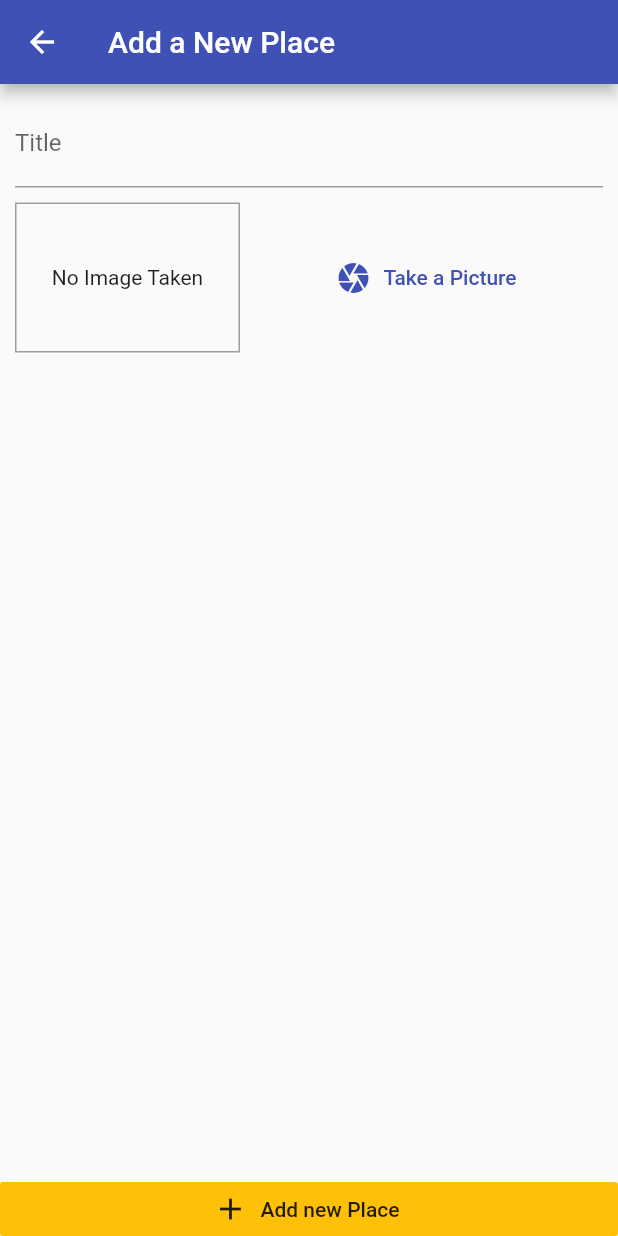
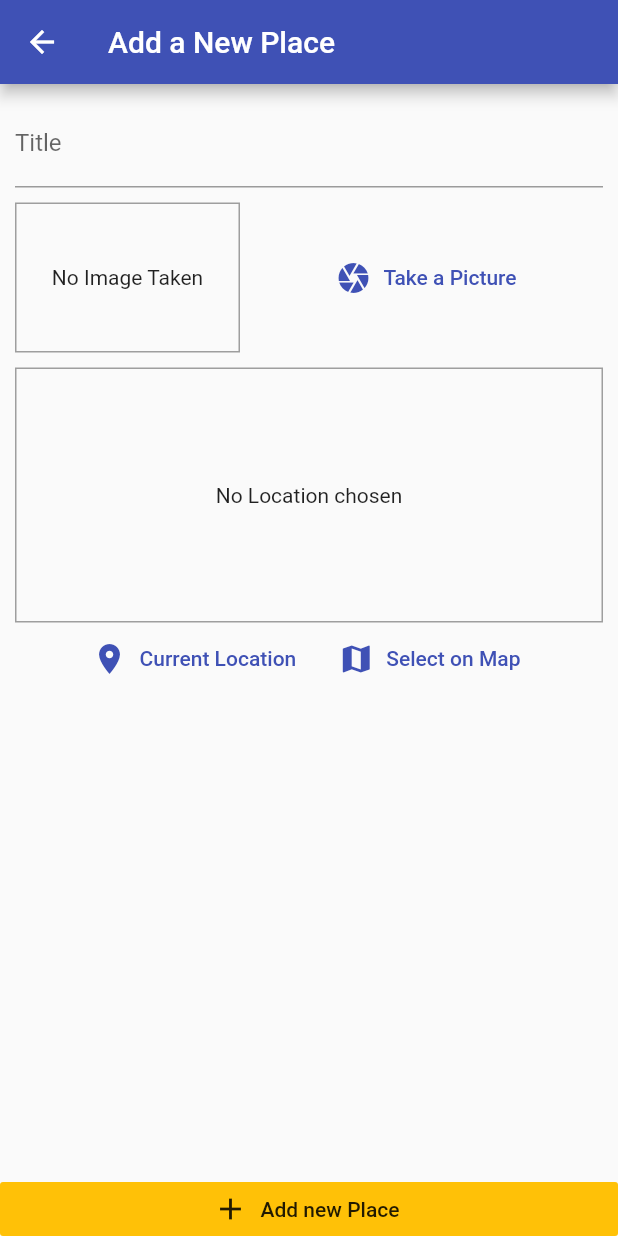
Before and after one commit to SahanAmarsha/placesFlutterApp, a Flutter app: the screen it shows after launch, after a tap on the "add" icon, on a phone screen of 412 x 824 dp. Run offline on Flutter 3.47's test engine with Material 2 defaults, Android fonts, the phone set to English and light mode, and no system bars; our stand-ins replace image_picker, location, sqflite; accounts and stored records are empty.

Commit message:
Added preview files

```diff
--- a/lib/_helpers/db_helper.dart
+++ b/lib/_helpers/db_helper.dart
@@ -1,37 +1,28 @@
 import 'package:sqflite/sqflite.dart' as sql;
 import 'package:path/path.dart' as path;
+import 'package:sqflite/sqlite_api.dart';
 
 class DBHelper {
+  static Future<Database> database() async {
+    final dbPath = await sql.getDatabasesPath();
+    return sql.openDatabase(path.join(dbPath, 'places.db'),
+        onCreate: (db, version) {
+          return db.execute(
+              'CREATE TABLE user_places(id TEXT PRIMARY KEY, title TEXT, image TEXT)');
+        }, version: 1);
+  }
 
-  static Future<sql.Database> database() async{
-    final dbPath = await sql.getDatabasesPath();
-    return sql.openDatabase(
-        path.join(dbPath, 'places.db'),
-        onCreate: (db, version){
-          return db.execute(
-              "CREATE TABLE user_places( id TEXT PRIMARY KEY, title TEXT, image TEXT)"
-          );
-        },
-        version: 1
+  static Future<void> insert(String table, Map<String, Object> data) async {
+    final db = await DBHelper.database();
+    db.insert(
+      table,
+      data,
+      conflictAlgorithm: ConflictAlgorithm.replace,
     );
   }
 
-  //adding a new place
-  static Future<void> insert(String table, Map<String, Object> data) async{
-
-
-    final result = await DBHelper.database();
-    result.insert(
-      table,
-      data,
-      conflictAlgorithm: sql.ConflictAlgorithm.replace,
-    );
-  }
-
-  //getting the places
-  static Future<List<Map<String, dynamic>>> getData(String table) async
-  {
-    final result = await DBHelper.database();
-    return result.query(table);
+  static Future<List<Map<String, dynamic>>> getData(String table) async {
+    final db = await DBHelper.database();
+    return db.query(table);
   }
 }
--- a/lib/screens/add_place_screen.dart
+++ b/lib/screens/add_place_screen.dart
@@ -1,6 +1,8 @@
 import 'dart:io';
 import 'package:flutter/material.dart';
 import 'package:provider/provider.dart';
+
+import '../widgets/location_input.dart';
 import '../widgets/image_input.dart';
 import '../providers/great_places.dart';
 
@@ -56,6 +58,10 @@ class _AddPlaceScreenState extends State<AddPlaceScreen> {
                       height: 10,
                     ),
                     ImageInput(_selectImage),
+                    SizedBox(
+                      height: 10,
+                    ),
+                    LocationInput(),
                   ],
                   ),
                 ),
--- a/lib/widgets/location_input.dart
+++ b/lib/widgets/location_input.dart
@@ -1,4 +1,5 @@
 import 'package:flutter/material.dart';
+import 'package:location/location.dart';
 
 class LocationInput extends StatefulWidget {
   @override
@@ -9,6 +10,12 @@ class _LocationInputState extends State<LocationInput> {
 
   String _previewImageUrl;
 
+  Future<void> _getCurrentUserLocation() async {
+    final locData =    await Location().getLocation();
+    print(locData.latitude);
+    print(locData.longitude);
+  }
+
   @override
   Widget build(BuildContext context) {
     return Column(
@@ -16,11 +23,32 @@ class _LocationInputState extends State<LocationInput> {
         Container(
             height: 170,
             width: double.infinity,
+            alignment: Alignment.center,
+            decoration: BoxDecoration(border: Border.all(width: 1, color: Colors.grey)),
             child: _previewImageUrl == null
-                ?
-            Text('No Location chosen', textAlign: TextAlign.center,):
+                ? Text('No Location chosen', textAlign: TextAlign.center,)
+                : Image.network(_previewImageUrl, fit: BoxFit.cover, width: double.infinity,)
+        ),
+        Row(
+          mainAxisAlignment: MainAxisAlignment.center,
+          children: <Widget>[
+            FlatButton.icon(
+                onPressed: (){
+                  _getCurrentUserLocation();
+                },
+                icon: Icon(Icons.location_on),
+                label: Text('Current Location'),
+              textColor: Theme.of(context).primaryColor,
+            ),
+            FlatButton.icon(
+              onPressed: (){
 
-
+              },
+              icon: Icon(Icons.map),
+              label: Text('Select on Map'),
+              textColor: Theme.of(context).primaryColor,
+            ),
+          ],
         )
       ],
     );
--- a/pubspec.yaml
+++ b/pubspec.yaml
@@ -23,6 +23,7 @@ dependencies:
   image_picker: ^0.6.5+3
   path_provider: ^1.6.7
   sqflite: ^1.3.0
+  location: ^3.0.2
 
   # The following adds the Cupertino Icons font to your application.
   # Use with the CupertinoIcons class for iOS style icons.
```
Also changed, not shown: lib/providers/great_places.dart (+20 -9 lines), images/PlacesFlutterApp-SS1.png (added), images/PlacesFlutterApp-SS2.PNG (added), pubspec.lock.
